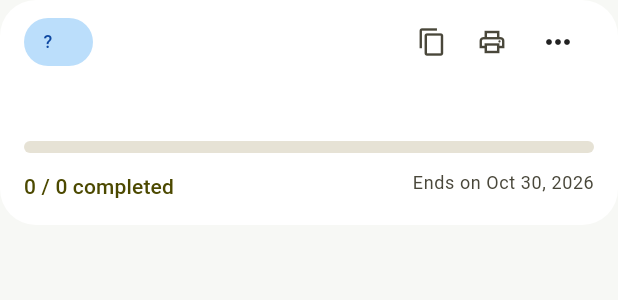
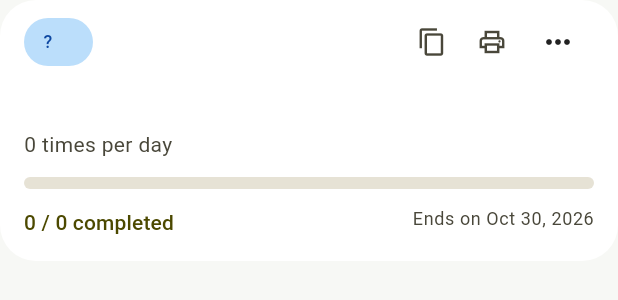
Before and after one commit to pjtsearch/inf151-app, a Flutter app: the GoalCard widget shown alone on an empty page, opened directly with empty values, on a phone screen of 412 x 824 dp. Shown: the top 300 px of the screen. Run offline on Flutter 3.47's test engine with Material 3 defaults, Android fonts, the phone set to English and light mode, and no system bars; our stand-ins replace camera, flutter_dotenv, image_picker, pdf, printing, shared_preferences; missing offline and left inert: barcode, flutter_zxing; accounts and stored records are empty.

Commit message:
feat(GoalCard): Show goal frequency on card

```diff
--- a/lib/widgets/goal_card.dart
+++ b/lib/widgets/goal_card.dart
@@ -121,6 +121,13 @@ class GoalCard extends StatelessWidget {
                 fontWeight: FontWeight.w700,
               ),
             ),
+            const SizedBox(height: 4),
+            Text(
+              goal.frequencyDescription,
+              style: theme.textTheme.bodyMedium?.copyWith(
+                color: colors.onSurfaceVariant,
+              ),
+            ),
             if (goal.reward.label.isNotEmpty) ...[
               const SizedBox(height: 12),
               Container(
```
